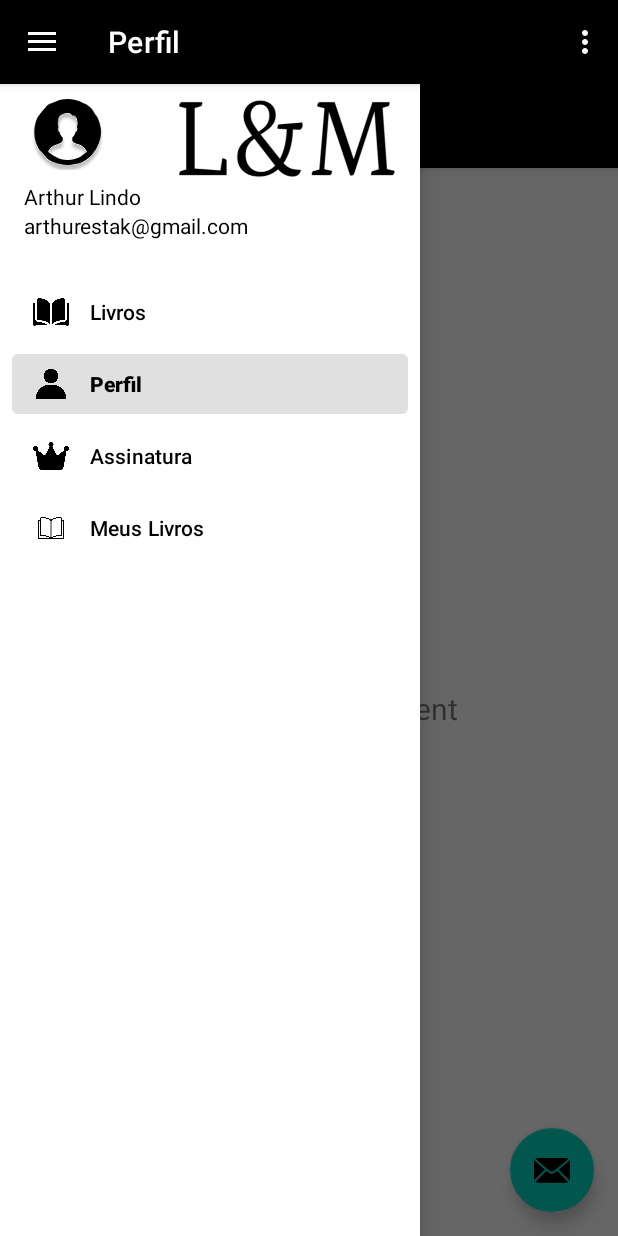
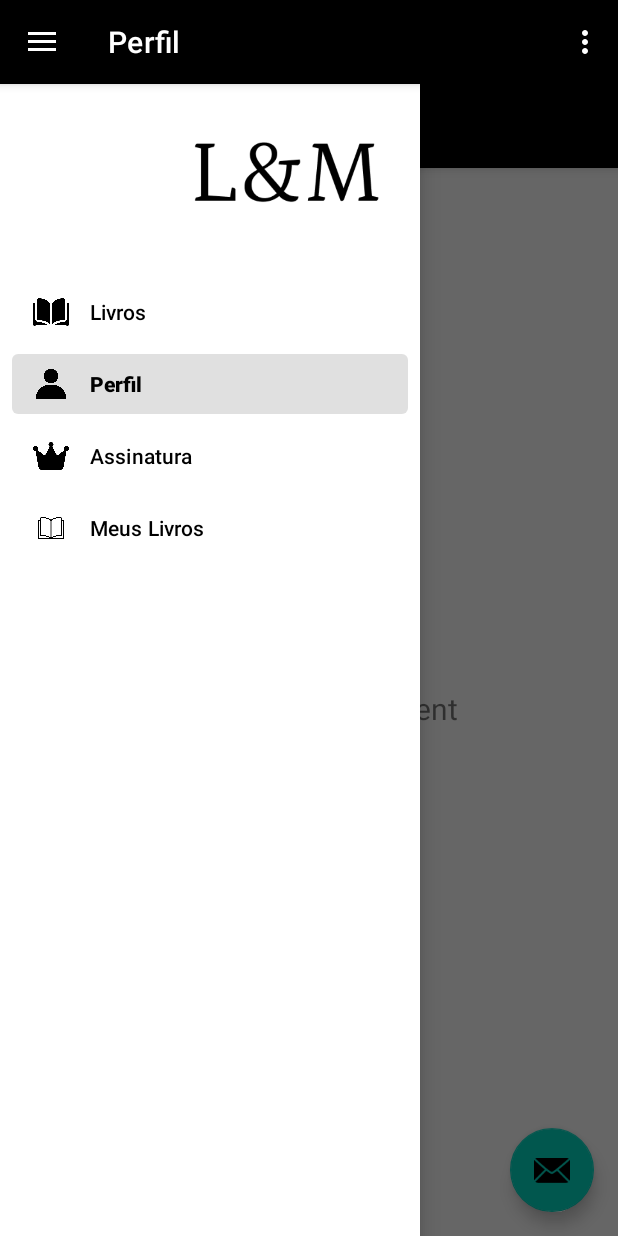
Before and after one commit to Arthurestak/Android-LM, an Android app: the MainActivity screen opened directly, with no data from a screen before it, with the side drawer open, on a phone screen of 412 x 824 dp. Run offline under Robolectric (Android 15) with nearby library versions, the phone set to English and light mode, and no system bars; our stand-ins replace navigation-ui.

Commit message:
Atualização

```diff
--- a/app/src/main/java/com/example/projetolm/Cadastro.java
+++ b/app/src/main/java/com/example/projetolm/Cadastro.java
@@ -36,7 +36,7 @@ public class Cadastro extends AppCompatActivity {
 
         btCadastrar.setOnClickListener(new View.OnClickListener() {
             @Override
-            public void onClick(View v) {
+            public void onClick(View view) {
 
             }
         });
--- a/app/src/main/res/layout/nav_header_main.xml
+++ b/app/src/main/res/layout/nav_header_main.xml
@@ -1,38 +1,15 @@
 <?xml version="1.0" encoding="utf-8"?>
-<LinearLayout xmlns:android="http://schemas.android.com/apk/res/android"
+<androidx.constraintlayout.widget.ConstraintLayout xmlns:android="http://schemas.android.com/apk/res/android"
     xmlns:app="http://schemas.android.com/apk/res-auto"
+    xmlns:tools="http://schemas.android.com/tools"
+    android:id="@+id/linearLayout"
     android:layout_width="match_parent"
     android:layout_height="@dimen/nav_header_height"
-    android:background="@drawable/copia2"
+    android:background="@drawable/captura_de_tela_2025_03_06_145253"
     android:gravity="bottom"
     android:orientation="vertical"
     android:paddingLeft="@dimen/activity_horizontal_margin"
     android:paddingTop="@dimen/activity_vertical_margin"
     android:paddingRight="@dimen/activity_horizontal_margin"
     android:paddingBottom="@dimen/activity_vertical_margin"
-    android:theme="@style/ThemeOverlay.AppCompat.Dark">
-
-    <ImageView
-        android:id="@+id/imageView"
-        android:layout_width="59dp"
-        android:layout_height="58dp"
-        android:contentDescription="@string/nav_header_desc"
-        android:paddingTop="@dimen/nav_header_vertical_spacing"
-        app:srcCompat="@drawable/captura_de_tela__11_" />
-
-    <TextView
-        android:layout_width="384dp"
-        android:layout_height="wrap_content"
-        android:paddingTop="@dimen/nav_header_vertical_spacing"
-        android:text="Arthur Lindo"
-        android:textAppearance="@style/TextAppearance.AppCompat.Body1"
-        android:textColor="#000000" />
-
-    <TextView
-        android:id="@+id/textView"
-        android:layout_width="wrap_content"
-        android:layout_height="wrap_content"
-        android:text="arthurestak@gmail.com"
-        android:textColor="#000000" />
-
-</LinearLayout>
+    android:theme="@style/ThemeOverlay.AppCompat.Dark"/>
```
Also changed, not shown: app/src/main/res/drawable/captura_de_tela_2025_03_06_145253.png (added), app/src/main/res/drawable/copia.png (deleted), app/src/main/res/drawable/copia2.png (deleted).
